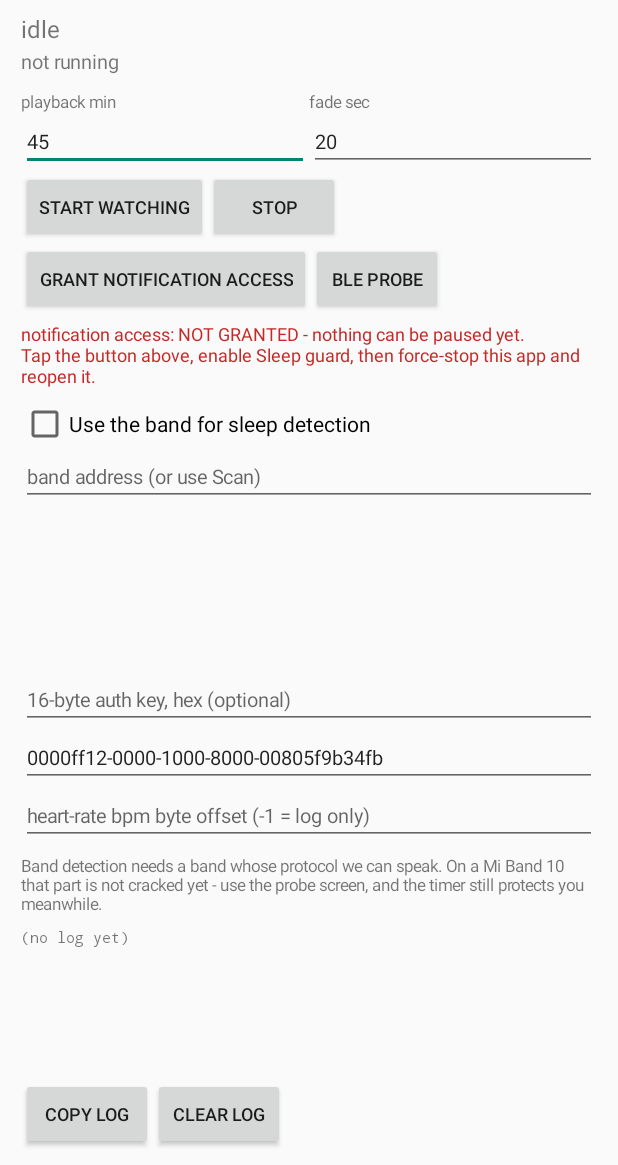
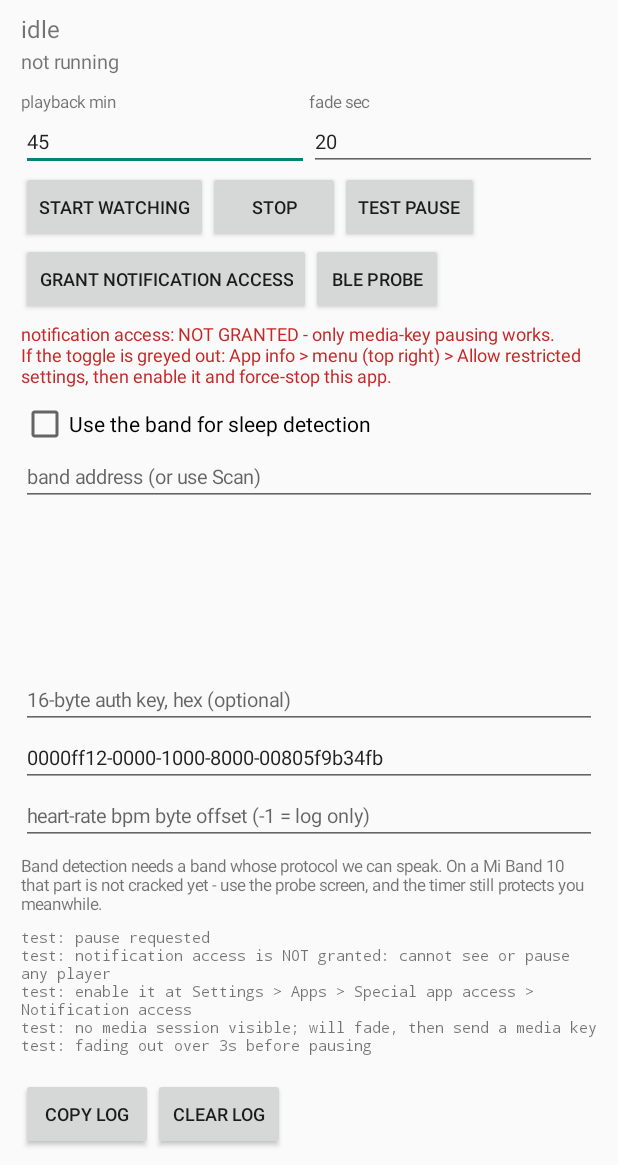
Before and after one commit to ngjingtao/sleepplayer, an Android app: the screen it shows after launch (SleepGuardActivity), after a tap on "GRANT NOTIFICATION ACCESS", on a phone screen of 412 x 824 dp, the part 71-1236 px from its top. Run offline under Robolectric (Android 15) with nearby library versions, the phone set to English and light mode, and no system bars; 3 other taps on this screen came first.

Commit message:
feat: work without notification access, and test the pause in seconds
Android 13+ puts sideloaded apps in restricted settings, which can block the
notification listener outright. Pausing must not depend on that: isPlaying()
returned false without access, so the timer never advanced and the app looked
broken. Count wall time in that case and pause with a media key, which needs no
special access. A Test pause button exercises the same path in three seconds.

```diff
--- a/android/app/src/main/java/dev/remiband/sleep/SleepGuardActivity.kt
+++ b/android/app/src/main/java/dev/remiband/sleep/SleepGuardActivity.kt
@@ -124,6 +124,7 @@ class SleepGuardActivity : Activity() {
         root.addView(row(
             button("Start watching") { startWatching() },
             button("Stop") { stopWatching() },
+            button("Test pause") { testPause() },
         ))
 
         root.addView(row(
@@ -264,6 +265,21 @@ class SleepGuardActivity : Activity() {
         if (Build.VERSION.SDK_INT >= 26) startForegroundService(intent) else startService(intent)
     }
 
+    /**
+     * Fade out over 3 seconds and pause, right now.
+     *
+     * Verifying "does the pause actually work" otherwise means waiting for the
+     * whole playback budget. This makes the feedback loop seconds long, and it
+     * exercises the same code path the service uses.
+     */
+    private fun testPause() {
+        val gate = MediaGate(this) { line -> SleepWatchService.record("test: $line") }
+        SleepWatchService.record("test: pause requested")
+        gate.pauseWithFade(3_000L) { app ->
+            SleepWatchService.record("test: finished (${app ?: "media key"})")
+        }
+    }
+
     private fun stopWatching() {
         startService(
             Intent(this, SleepWatchService::class.java).apply {
@@ -299,8 +315,9 @@ class SleepGuardActivity : Activity() {
         accessView.text = if (granted) {
             "notification access: GRANTED - other apps' playback can be paused"
         } else {
-            "notification access: NOT GRANTED - nothing can be paused yet.\n" +
-                "Tap the button above, enable Sleep guard, then force-stop this app and reopen it."
+            "notification access: NOT GRANTED - only media-key pausing works.\n" +
+                "If the toggle is greyed out: App info > menu (top right) > Allow restricted settings," +
+                " then enable it and force-stop this app."
         }
         accessView.setTextColor(if (granted) 0xFF2E7D32.toInt() else 0xFFC62828.toInt())
     }
```
Also changed, not shown: android/app/src/main/java/dev/remiband/sleep/MediaGate.kt (+34 -38 lines), android/app/src/main/java/dev/remiband/sleep/SleepWatchService.kt (+15 -1 lines).
